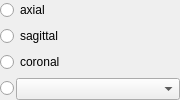
NifTK/NifTK, file Code/Gui/MITK/Modules/niftkMIDASGui/Resources/UI/QmitkMIDASOrientationWidget.ui: the form before one commit.
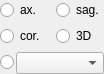
The form after the commit.

Commit message: Bug #2286: orientation widget rearranged

Diff of the .ui file:
```diff
--- a/Code/Gui/MITK/Modules/niftkMIDASGui/Resources/UI/QmitkMIDASOrientationWidget.ui
+++ b/Code/Gui/MITK/Modules/niftkMIDASGui/Resources/UI/QmitkMIDASOrientationWidget.ui
@@ -6,8 +6,8 @@
    <rect>
     <x>0</x>
     <y>0</y>
-    <width>180</width>
-    <height>86</height>
+    <width>104</width>
+    <height>66</height>
    </rect>
   </property>
   <property name="windowTitle">
@@ -23,8 +23,8 @@
    <property name="margin">
     <number>0</number>
    </property>
-   <item row="2" column="0" colspan="2">
-    <widget class="QRadioButton" name="m_CoronalRadioButton">
+   <item row="0" column="2">
+    <widget class="QRadioButton" name="m_SagittalWindowRadioButton">
      <property name="sizePolicy">
       <sizepolicy hsizetype="Fixed" vsizetype="Fixed">
        <horstretch>0</horstretch>
@@ -35,7 +35,7 @@
       <string>switch the currently selected view to coronal</string>
      </property>
      <property name="text">
-      <string>coronal</string>
+      <string>sag.</string>
      </property>
      <property name="iconSize">
       <size>
@@ -67,8 +67,8 @@
      </property>
     </widget>
    </item>
-   <item row="1" column="0" colspan="2">
-    <widget class="QRadioButton" name="m_SagittalRadioButton">
+   <item row="2" column="0" colspan="2">
+    <widget class="QRadioButton" name="m_CoronalWindowRadioButton">
      <property name="sizePolicy">
       <sizepolicy hsizetype="Fixed" vsizetype="Fixed">
        <horstretch>0</horstretch>
@@ -79,7 +79,7 @@
       <string>switch the currently selected view to sagittal</string>
      </property>
      <property name="text">
-      <string>sagittal</string>
+      <string>cor.</string>
      </property>
      <property name="iconSize">
       <size>
@@ -89,19 +89,6 @@
      </property>
     </widget>
    </item>
-   <item row="3" column="1">
-    <widget class="QComboBox" name="m_OtherOrientationComboBox">
-     <property name="sizePolicy">
-      <sizepolicy hsizetype="Preferred" vsizetype="Fixed">
-       <horstretch>0</horstretch>
-       <verstretch>0</verstretch>
-      </sizepolicy>
-     </property>
-     <property name="toolTip">
-      <string>choose from a variety of views</string>
-     </property>
-    </widget>
-   </item>
    <item row="0" column="0" colspan="2">
     <widget class="QRadioButton" name="m_AxialRadioButton">
      <property name="sizePolicy">
@@ -114,7 +101,7 @@
       <string>switch the currently selected view to axial</string>
      </property>
      <property name="text">
-      <string>axial</string>
+      <string>ax.</string>
      </property>
      <property name="iconSize">
       <size>
@@ -124,6 +111,26 @@
      </property>
     </widget>
    </item>
+   <item row="3" column="1" colspan="2">
+    <widget class="QComboBox" name="m_MultiWindowComboBox">
+     <property name="sizePolicy">
+      <sizepolicy hsizetype="Ignored" vsizetype="Fixed">
+       <horstretch>0</horstretch>
+       <verstretch>0</verstretch>
+      </sizepolicy>
+     </property>
+     <property name="toolTip">
+      <string>choose from a variety of views</string>
+     </property>
+    </widget>
+   </item>
+   <item row="2" column="2">
+    <widget class="QRadioButton" name="m_3DWindowRadioButton">
+     <property name="text">
+      <string>3D</string>
+     </property>
+    </widget>
+   </item>
   </layout>
  </widget>
  <resources/>
```
Left out of the diff: 8 changed lines with no effect on the pictures. The commit also changes 4 other files.
